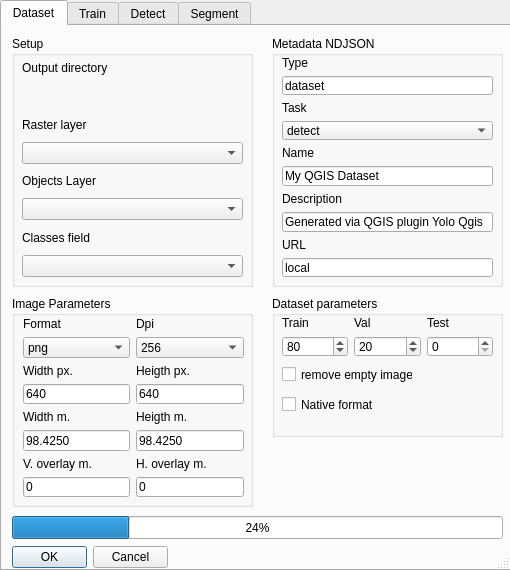
Old version of the form yolo_qgis_dialog_base.ui in the repository santerr80/yolo_qgis.
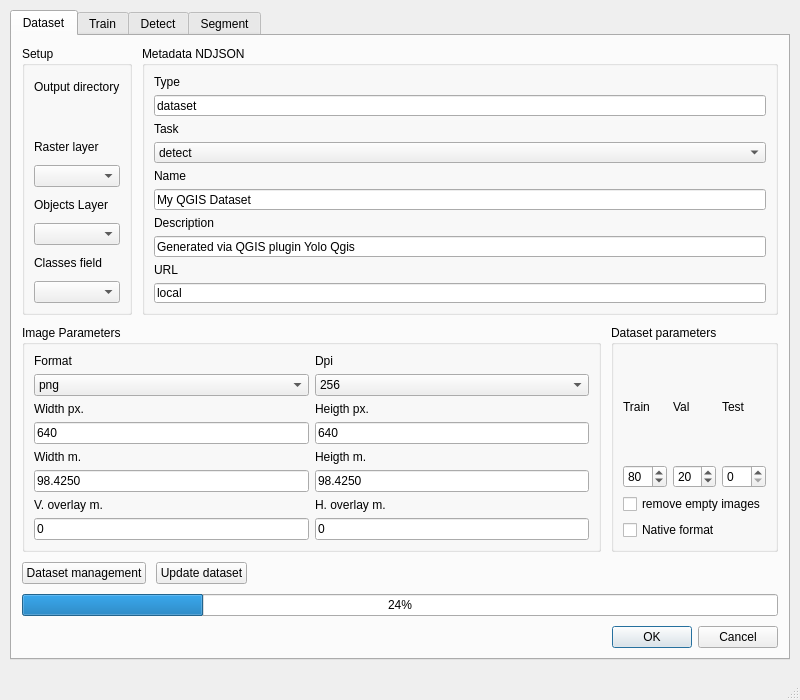
New version of the form. Custom widgets are drawn as their Qt base class.

Commit message: Enhance dataset management functionality by adding dialogs for updating and managing datasets. Update UI layout for improved usability, including resizing elements and adding tooltips for better guidance.

```diff
--- a/yolo_qgis_dialog_base.ui
+++ b/yolo_qgis_dialog_base.ui
@@ -9,12 +9,12 @@
    <rect>
     <x>0</x>
     <y>0</y>
-    <width>510</width>
-    <height>570</height>
+    <width>800</width>
+    <height>700</height>
    </rect>
   </property>
   <property name="sizePolicy">
-   <sizepolicy hsizetype="Fixed" vsizetype="Fixed">
+   <sizepolicy hsizetype="Expanding" vsizetype="Expanding">
     <horstretch>0</horstretch>
     <verstretch>0</verstretch>
    </sizepolicy>
@@ -40,10 +40,10 @@
   <widget class="QTabWidget" name="tabWidget">
    <property name="geometry">
     <rect>
-     <x>0</x>
-     <y>0</y>
-     <width>511</width>
-     <height>571</height>
+     <x>10</x>
+     <y>10</y>
+     <width>780</width>
+     <height>650</height>
     </rect>
    </property>
    <property name="currentIndex">
@@ -53,34 +53,102 @@
     <attribute name="title">
      <string>Dataset</string>
     </attribute>
+    <layout class="QVBoxLayout" name="mainDatasetLayout">
+     <property name="spacing">
+      <number>10</number>
+     </property>
+     <property name="leftMargin">
+      <number>10</number>
+     </property>
+     <property name="topMargin">
+      <number>10</number>
+     </property>
+     <property name="rightMargin">
+      <number>10</number>
+     </property>
+     <property name="bottomMargin">
+      <number>10</number>
+     </property>
+     <item>
+      <layout class="QHBoxLayout" name="topRowLayout">
+       <property name="spacing">
+        <number>10</number>
+       </property>
+       <item>
+        <widget class="QGroupBox" name="Setup">
+         <property name="title">
+          <string>Setup</string>
+         </property>
+         <property name="toolTip">
+          <string>Configure input data sources and output directory</string>
+         </property>
+         <layout class="QVBoxLayout" name="setupLayout">
+          <property name="spacing">
+           <number>6</number>
+          </property>
+          <item>
+           <widget class="QLabel" name="label">
+            <property name="text">
+             <string>Output directory</string>
+            </property>
+           </widget>
+          </item>
+          <item>
+           <widget class="QgsFileWidget" name="mQgsFileWidget">
+            <property name="defaultRoot">
+             <string>C:\TEMP</string>
+            </property>
+            <property name="storageMode">
+             <enum>QgsFileWidget::GetDirectory</enum>
+            </property>
+           </widget>
+          </item>
+          <item>
+           <widget class="QLabel" name="label_2">
+            <property name="text">
+             <string>Raster layer</string>
+            </property>
+           </widget>
+          </item>
+          <item>
+           <widget class="QgsMapLayerComboBox" name="mMapLayerComboBoxRaster"/>
+          </item>
+          <item>
+           <widget class="QLabel" name="label_4">
+            <property name="text">
+             <string>Objects Layer</string>
+            </property>
+           </widget>
+          </item>
+          <item>
+           <widget class="QgsMapLayerComboBox" name="mMapLayerComboBoxObjects"/>
+          </item>
+          <item>
+           <widget class="QLabel" name="label_3">
+            <property name="text">
+             <string>Classes field</string>
+            </property>
+           </widget>
+          </item>
+          <item>
+           <widget class="QgsFieldComboBox" name="mFieldComboBoxObjects">
+            <property name="currentText">
+             <string/>
+            </property>
+           </widget>
+          </item>
+         </layout>
+        </widget>
+       </item>
+       <item>
     <widget class="QGroupBox" name="MetadataNdjson">
-     <property name="geometry">
-      <rect>
-       <x>270</x>
-       <y>10</y>
-       <width>231</width>
-       <height>251</height>
-      </rect>
-     </property>
      <property name="title">
       <string>Metadata NDJSON</string>
      </property>
-     <property name="flat">
-      <bool>false</bool>
-     </property>
-     <property name="checkable">
-      <bool>false</bool>
-     </property>
-     <widget class="QWidget" name="layoutWidget">
-      <property name="geometry">
-       <rect>
-        <x>10</x>
-        <y>20</y>
-        <width>211</width>
-        <height>221</height>
-       </rect>
-      </property>
-      <layout class="QVBoxLayout" name="verticalLayout_3">
+         <property name="toolTip">
+          <string>Configure dataset metadata and task type</string>
+         </property>
+         <layout class="QVBoxLayout" name="metadataLayout">
        <item>
         <widget class="QLabel" name="label_13">
          <property name="text">
@@ -175,50 +243,23 @@
        </item>
       </layout>
      </widget>
-    </widget>
+       </item>
+      </layout>
+     </item>
+     <item>
+      <layout class="QHBoxLayout" name="middleRowLayout">
+       <property name="spacing">
+        <number>10</number>
+       </property>
+       <item>
     <widget class="QGroupBox" name="ImageParameters">
-     <property name="geometry">
-      <rect>
-       <x>10</x>
-       <y>270</y>
-       <width>241</width>
-       <height>211</height>
-      </rect>
-     </property>
      <property name="title">
       <string>Image Parameters</string>
      </property>
-     <widget class="QWidget" name="layoutWidget">
-      <property name="geometry">
-       <rect>
-        <x>11</x>
-        <y>21</y>
-        <width>221</width>
-        <height>181</height>
-       </rect>
-      </property>
-      <layout class="QGridLayout" name="gridLayout">
-       <item row="3" column="1">
-        <widget class="QLineEdit" name="lineEdit_HeigthPixel">
-         <property name="text">
-          <string>640</string>
-         </property>
-        </widget>
-       </item>
-       <item row="2" column="0">
-        <widget class="QLabel" name="label_7">
-         <property name="text">
-          <string>Width px.</string>
-         </property>
-        </widget>
-       </item>
-       <item row="3" column="0">
-        <widget class="QLineEdit" name="lineEdit_WidthPixel">
-         <property name="text">
-          <string>640</string>
-         </property>
-        </widget>
-       </item>
+         <property name="toolTip">
+          <string>Configure image export settings and grid parameters</string>
+         </property>
+         <layout class="QGridLayout" name="imageParamsLayout">
        <item row="0" column="0">
         <widget class="QLabel" name="label_5">
          <property name="text">
@@ -233,13 +274,6 @@
          </property>
         </widget>
        </item>
-       <item row="2" column="1">
-        <widget class="QLabel" name="label_8">
-         <property name="text">
-          <string>Heigth px.</string>
-         </property>
-        </widget>
-       </item>
        <item row="1" column="0">
         <widget class="QComboBox" name="comboBoxFileFormat">
          <item>
@@ -289,6 +323,62 @@
          </item>
         </widget>
        </item>
+          <item row="2" column="0">
+           <widget class="QLabel" name="label_7">
+            <property name="text">
+             <string>Width px.</string>
+            </property>
+           </widget>
+          </item>
+          <item row="2" column="1">
+           <widget class="QLabel" name="label_8">
+            <property name="text">
+             <string>Heigth px.</string>
+            </property>
+           </widget>
+          </item>
+          <item row="3" column="0">
+           <widget class="QLineEdit" name="lineEdit_WidthPixel">
+            <property name="text">
+             <string>640</string>
+            </property>
+           </widget>
+          </item>
+          <item row="3" column="1">
+           <widget class="QLineEdit" name="lineEdit_HeigthPixel">
+            <property name="text">
+             <string>640</string>
+            </property>
+           </widget>
+          </item>
+          <item row="4" column="0">
+           <widget class="QLabel" name="label_10">
+            <property name="text">
+             <string>Width m.</string>
+            </property>
+           </widget>
+          </item>
+          <item row="4" column="1">
+           <widget class="QLabel" name="label_9">
+            <property name="text">
+             <string>Heigth m.</string>
+            </property>
+           </widget>
+          </item>
+          <item row="5" column="0">
+           <widget class="QLineEdit" name="lineEdit_WidthMeter">
+            <property name="text">
+             <string>98.4250</string>
+            </property>
+           </widget>
+          </item>
+          <item row="5" column="1">
+           <widget class="QLineEdit" name="lineEdit_HeigthMeter">
+            <property name="text">
+             <string>98.4250</string>
+            </property>
+           </widget>
+          </item>
        <item row="6" column="0">
         <widget class="QLabel" name="label_12">
          <property name="text">
@@ -303,13 +393,6 @@
          </property>
         </widget>
        </item>
-       <item row="7" column="1">
-        <widget class="QLineEdit" name="lineEdit_HorizontalOverlay">
-         <property name="text">
-          <string>0</string>
-         </property>
-        </widget>
-       </item>
        <item row="7" column="0">
         <widget class="QLineEdit" name="lineEdit_VerticalOverlay">
          <property name="text">
@@ -317,138 +400,27 @@
          </property>
         </widget>
        </item>
-       <item row="4" column="0">
-        <widget class="QLabel" name="label_10">
+          <item row="7" column="1">
+           <widget class="QLineEdit" name="lineEdit_HorizontalOverlay">
          <property name="text">
-          <string>Width m.</string>
+             <string>0</string>
          </property>
         </widget>
        </item>
-       <item row="5" column="0">
-        <widget class="QLineEdit" name="lineEdit_WidthMeter">
-         <property name="text">
-          <string>98.4250</string>
-         </property>
-        </widget>
-       </item>
-       <item row="5" column="1">
-        <widget class="QLineEdit" name="lineEdit_HeigthMeter">
-         <property name="text">
-          <string>98.4250</string>
-         </property>
-        </widget>
-       </item>
-       <item row="4" column="1">
-        <widget class="QLabel" name="label_9">
-         <property name="text">
-          <string>Heigth m.</string>
-         </property>
-        </widget>
-       </item>
-      </layout>
-     </widget>
-    </widget>
-    <widget class="QGroupBox" name="Setup">
-     <property name="geometry">
-      <rect>
-       <x>10</x>
-       <y>10</y>
-       <width>241</width>
-       <height>251</height>
-      </rect>
-     </property>
-     <property name="title">
-      <string>Setup</string>
-     </property>
-     <widget class="QWidget" name="layoutWidget">
-      <property name="geometry">
-       <rect>
-        <x>10</x>
-        <y>20</y>
-        <width>221</width>
-        <height>221</height>
-       </rect>
-      </property>
-      <layout class="QVBoxLayout" name="verticalLayout">
-       <property name="spacing">
-        <number>6</number>
-       </property>
-       <item>
-        <widget class="QLabel" name="label">
-         <property name="text">
-          <string>Output directory</string>
-         </property>
-        </widget>
+         </layout>
+        </widget>
        </item>
        <item>
-        <widget class="QgsFileWidget" name="mQgsFileWidget">
-         <property name="defaultRoot">
-          <string>C:\TEMP</string>
-         </property>
-         <property name="storageMode">
-          <enum>QgsFileWidget::GetDirectory</enum>
-         </property>
-        </widget>
-       </item>
-       <item>
-        <widget class="QLabel" name="label_2">
-         <property name="text">
-          <string>Raster layer</string>
-         </property>
-        </widget>
-       </item>
-       <item>
-        <widget class="QgsMapLayerComboBox" name="mMapLayerComboBoxRaster"/>
-       </item>
-       <item>
-        <widget class="QLabel" name="label_4">
-         <property name="text">
-          <string>Objects Layer</string>
-         </property>
-        </widget>
-       </item>
-       <item>
-        <widget class="QgsMapLayerComboBox" name="mMapLayerComboBoxObjects"/>
-       </item>
-       <item>
-        <widget class="QLabel" name="label_3">
-         <property name="text">
-          <string>Classes field</string>
-         </property>
-        </widget>
-       </item>
-       <item>
-        <widget class="QgsFieldComboBox" name="mFieldComboBoxObjects">
-         <property name="currentText">
-          <string/>
-         </property>
-        </widget>
-       </item>
-      </layout>
-     </widget>
-    </widget>
     <widget class="QGroupBox" name="DatasetParameters">
-     <property name="geometry">
-      <rect>
-       <x>270</x>
-       <y>270</y>
-       <width>231</width>
-       <height>141</height>
-      </rect>
-     </property>
      <property name="title">
       <string>Dataset parameters</string>
      </property>
-     <widget class="QWidget" name="layoutWidget">
-      <property name="geometry">
-       <rect>
-        <x>10</x>
-        <y>20</y>
-        <width>211</width>
-        <height>41</height>
-       </rect>
-      </property>
-      <layout class="QGridLayout" name="gridLayout_2">
+         <property name="toolTip">
+          <string>Configure dataset split ratios and export options</string>
+         </property>
+         <layout class="QVBoxLayout" name="datasetParamsLayout">
+          <item>
+           <layout class="QGridLayout" name="splitLayout">
        <item row="0" column="0">
         <widget class="QLabel" name="label_18">
          <property name="text">
@@ -510,60 +482,87 @@
         </widget>
        </item>
       </layout>
-     </widget>
+          </item>
+          <item>
      <widget class="QCheckBox" name="voidImages">
-      <property name="geometry">
-       <rect>
-        <x>10</x>
-        <y>70</y>
-        <width>131</width>
-        <height>17</height>
-       </rect>
-      </property>
       <property name="text">
        <string>remove empty images</string>
       </property>
-     </widget>
+            <property name="toolTip">
+             <string>Remove images that don't contain any objects</string>
+            </property>
+           </widget>
+          </item>
+          <item>
      <widget class="QCheckBox" name="checkBox_YoloFormat">
-      <property name="geometry">
-       <rect>
-        <x>10</x>
-        <y>100</y>
-        <width>101</width>
-        <height>17</height>
-       </rect>
-      </property>
       <property name="text">
        <string>Native format</string>
       </property>
-     </widget>
-    </widget>
-    <widget class="QDialogButtonBox" name="buttonBox">
-     <property name="geometry">
-      <rect>
-       <x>10</x>
-       <y>520</y>
-       <width>156</width>
-       <height>23</height>
-      </rect>
-     </property>
-     <property name="standardButtons">
-      <set>QDialogButtonBox::Cancel|QDialogButtonBox::Ok</set>
-     </property>
-    </widget>
+            <property name="toolTip">
+             <string>Export in native YOLO format (dataset.yaml + labels/) instead of NDJSON</string>
+            </property>
+           </widget>
+          </item>
+         </layout>
+        </widget>
+       </item>
+      </layout>
+     </item>
+     <item>
+      <layout class="QHBoxLayout" name="buttonsLayout">
+       <property name="spacing">
+        <number>10</number>
+       </property>
+       <item>
+        <widget class="QPushButton" name="manageDatasetsButton">
+         <property name="text">
+          <string>Dataset management</string>
+         </property>
+         <property name="toolTip">
+          <string>Manage multiple datasets, create backups, and view information</string>
+         </property>
+        </widget>
+       </item>
+       <item>
+        <widget class="QPushButton" name="updateDatasetButton">
+         <property name="text">
+          <string>Update dataset</string>
+         </property>
+         <property name="toolTip">
+          <string>Update and add new data to existing dataset</string>
+         </property>
+        </widget>
+       </item>
+       <item>
+        <spacer name="horizontalSpacer">
+         <property name="orientation">
+          <enum>Qt::Horizontal</enum>
+         </property>
+         <property name="sizeHint" stdset="0">
+          <size>
+           <width>40</width>
+           <height>20</height>
+          </size>
+         </property>
+        </spacer>
+       </item>
+      </layout>
+     </item>
+     <item>
     <widget class="QProgressBar" name="progressBar">
-     <property name="geometry">
-      <rect>
-       <x>10</x>
-       <y>490</y>
-       <width>491</width>
-       <height>23</height>
-      </rect>
-     </property>
      <property name="value">
       <number>24</number>
      </property>
     </widget>
+     </item>
+     <item>
+      <widget class="QDialogButtonBox" name="buttonBox">
+       <property name="standardButtons">
+        <set>QDialogButtonBox::Cancel|QDialogButtonBox::Ok</set>
+       </property>
+      </widget>
+     </item>
+    </layout>
    </widget>
    <widget class="QWidget" name="Train">
     <attribute name="title">
```
Left out of the diff: 221 changed lines with no effect on the pictures. Lines whose indentation alone changed are shown as unchanged. The commit also changes 16 other files.
